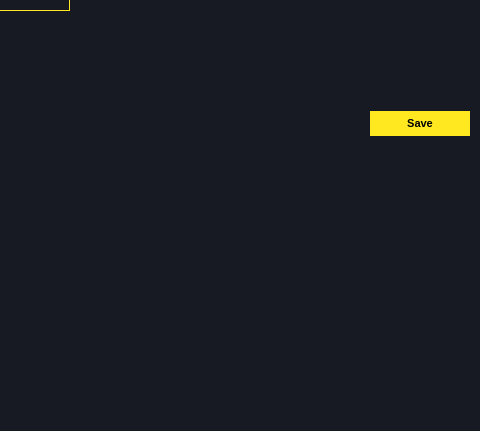
The window that ui/main.ui (MartinRapcan/EyeTracking) describes before a commit, drawn with Qt 5; both pictures show x 620 to 1100 and y 269 to 700 of the 1100 by 700 pixel window.
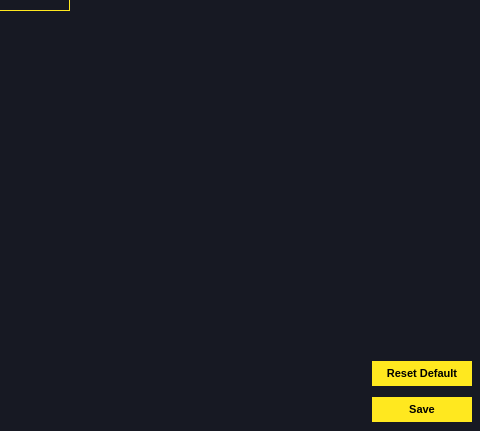
The same window after the commit.

Commit message: feat: added default config for reseting option

```diff
--- a/ui/main.ui
+++ b/ui/main.ui
@@ -264,41 +264,6 @@
     <set>Qt::AlignRight|Qt::AlignTrailing|Qt::AlignVCenter</set>
    </property>
   </widget>
-  <widget class="QPushButton" name="saveParameters">
-   <property name="geometry">
-    <rect>
-     <x>990</x>
-     <y>380</y>
-     <width>100</width>
-     <height>25</height>
-    </rect>
-   </property>
-   <property name="styleSheet">
-    <string notr="true">QPushButton {
-background-color: #FFE81F;
-border: none;
-font-size: 11px;
-color: black;
-font-weight: 600;
-}
-
-QPushButton:hover {
-background-color: #ccba18;
-
-}
-
-QPushButton:pressed {
-background-color: #ccba18;
-}
-
-QPushButton:disabled {
-    background-color:  #87814c;
-}</string>
-   </property>
-   <property name="text">
-    <string>Save</string>
-   </property>
-  </widget>
   <widget class="QLabel" name="label_7">
    <property name="geometry">
     <rect>
@@ -2262,6 +2227,76 @@
      </layout>
     </widget>
    </widget>
+   <widget class="QPushButton" name="saveParameters">
+    <property name="geometry">
+     <rect>
+      <x>992</x>
+      <y>236</y>
+      <width>100</width>
+      <height>25</height>
+     </rect>
+    </property>
+    <property name="styleSheet">
+     <string notr="true">QPushButton {
+background-color: #FFE81F;
+border: none;
+font-size: 11px;
+color: black;
+font-weight: 600;
+}
+
+QPushButton:hover {
+background-color: #ccba18;
+
+}
+
+QPushButton:pressed {
+background-color: #ccba18;
+}
+
+QPushButton:disabled {
+    background-color:  #87814c;
+}</string>
+    </property>
+    <property name="text">
+     <string>Save</string>
+    </property>
+   </widget>
+   <widget class="QPushButton" name="resetParameters">
+    <property name="geometry">
+     <rect>
+      <x>992</x>
+      <y>200</y>
+      <width>100</width>
+      <height>25</height>
+     </rect>
+    </property>
+    <property name="styleSheet">
+     <string notr="true">QPushButton {
+background-color: #FFE81F;
+border: none;
+font-size: 11px;
+color: black;
+font-weight: 600;
+}
+
+QPushButton:hover {
+background-color: #ccba18;
+
+}
+
+QPushButton:pressed {
+background-color: #ccba18;
+}
+
+QPushButton:disabled {
+    background-color:  #87814c;
+}</string>
+    </property>
+    <property name="text">
+     <string>Reset Default</string>
+    </property>
+   </widget>
   </widget>
   <widget class="QWidget" name="widget_7" native="true">
    <property name="geometry">
```
The commit also changes 2 other files.
